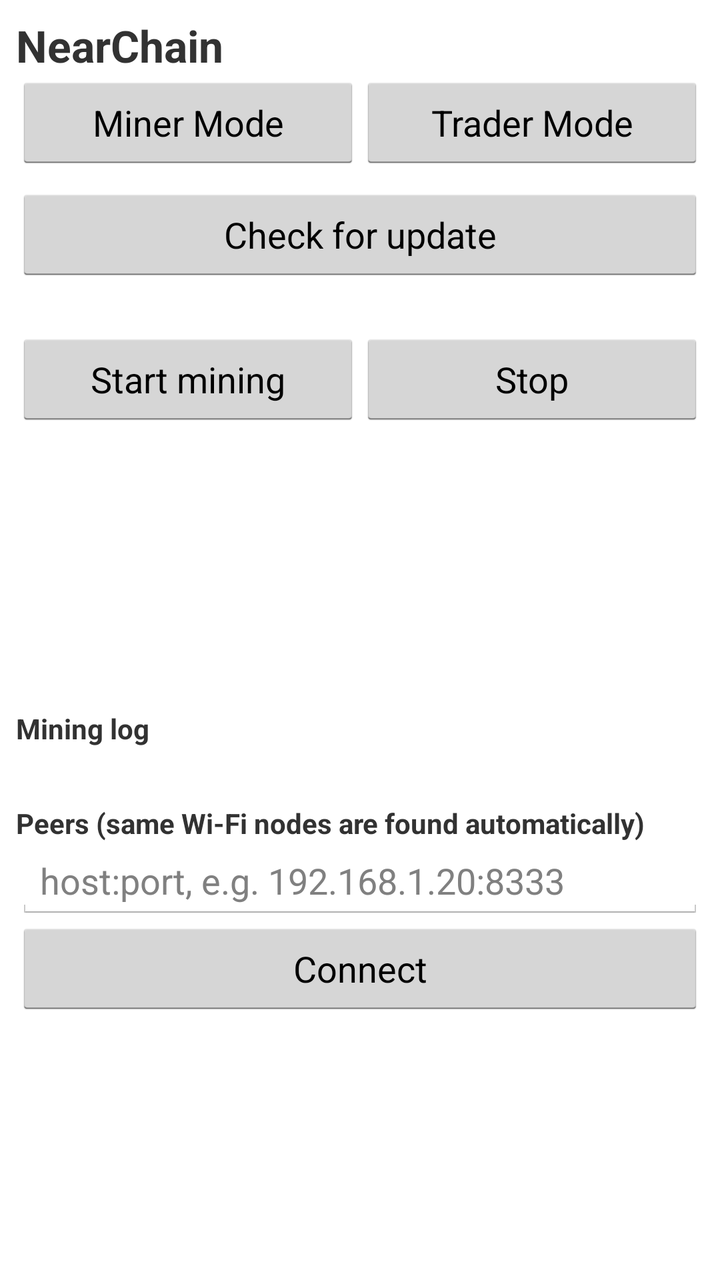
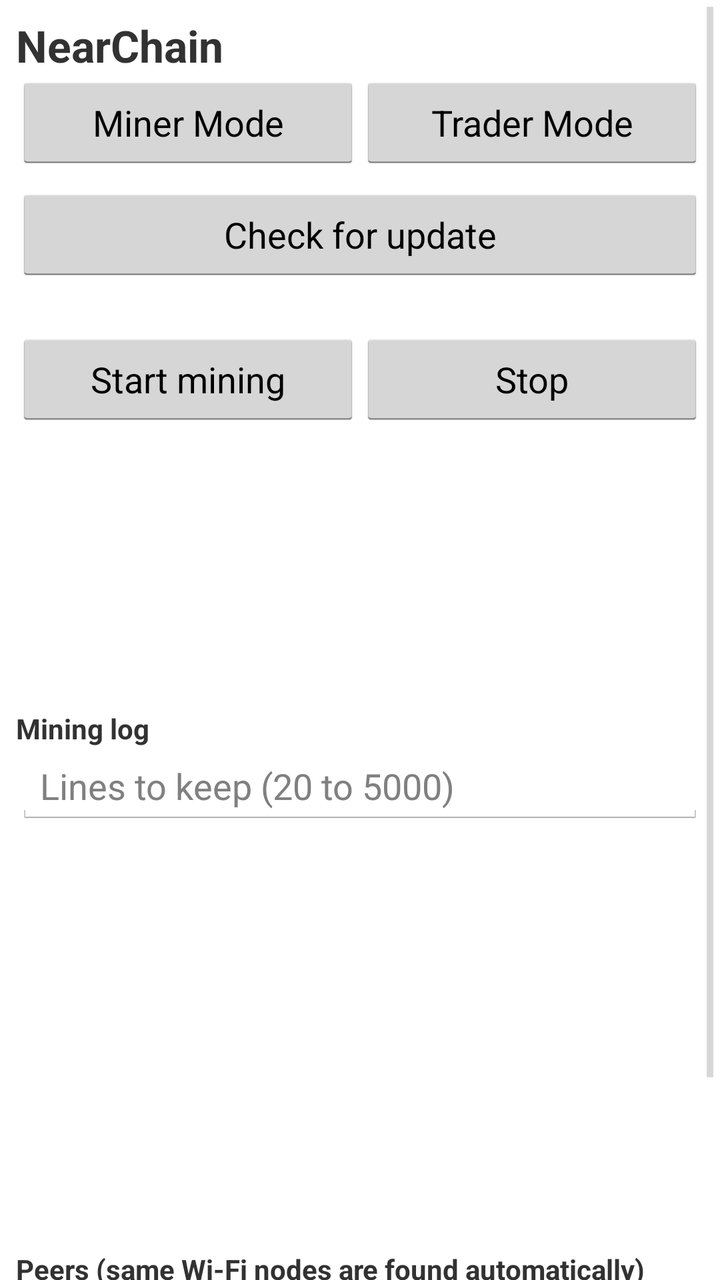

Two renders of the same Android screen: before a commit and after it. Below are the layout's source before the change and the commit's diff.
<!-- AndroidManifest.xml: application theme android:Theme.Holo.Light.DarkActionBar -->
<!-- res/layout/activity_main.xml -->
<?xml version="1.0" encoding="utf-8"?>
<ScrollView xmlns:android="http://schemas.android.com/apk/res/android"
    android:layout_width="match_parent"
    android:layout_height="match_parent">

    <LinearLayout
        android:layout_width="match_parent"
        android:layout_height="wrap_content"
        android:orientation="vertical"
        android:padding="8dp">

        <TextView
            android:layout_width="match_parent"
            android:layout_height="wrap_content"
            android:text="@string/app_name"
            android:textSize="22sp"
            android:textStyle="bold" />

        <LinearLayout
            android:layout_width="match_parent"
            android:layout_height="wrap_content"
            android:orientation="horizontal">

            <Button
                android:id="@+id/tabMiner"
                android:layout_width="0dp"
                android:layout_height="wrap_content"
                android:layout_weight="1"
                android:text="@string/miner_mode" />

            <Button
                android:id="@+id/tabTrader"
                android:layout_width="0dp"
                android:layout_height="wrap_content"
                android:layout_weight="1"
                android:text="@string/trader_mode" />
        </LinearLayout>

        
        
        <LinearLayout
            android:layout_width="match_parent"
            android:layout_height="wrap_content"
            android:orientation="vertical"
            android:paddingTop="8dp">

            <Button
                android:id="@+id/checkUpdateButton"
                android:layout_width="match_parent"
                android:layout_height="wrap_content"
                android:text="Check for update" />
            <TextView
                android:id="@+id/updateStatusView"
                android:layout_width="match_parent"
                android:layout_height="wrap_content"
                android:textSize="12sp" />
        </LinearLayout>

        <LinearLayout
            android:id="@+id/minerPanel"
            android:layout_width="match_parent"
            android:layout_height="wrap_content"
            android:orientation="vertical"
            android:paddingTop="8dp">

            <LinearLayout
                android:layout_width="match_parent"
                android:layout_height="wrap_content"
                android:orientation="horizontal">

                <Button
                    android:id="@+id/startButton"
                    android:layout_width="0dp"
                    android:layout_height="wrap_content"
                    android:layout_weight="1"
                    android:text="@string/start_mining" />

                <Button
                    android:id="@+id/stopButton"
                    android:layout_width="0dp"
                    android:layout_height="wrap_content"
                    android:layout_weight="1"
                    android:text="@string/stop_mining" />
            </LinearLayout>

            <TextView android:id="@+id/statusView" android:layout_width="match_parent" android:layout_height="wrap_content" />
            <TextView android:id="@+id/heightView" android:layout_width="match_parent" android:layout_height="wrap_content" />
            <TextView android:id="@+id/difficultyView" android:layout_width="match_parent" android:layout_height="wrap_content" />
            <TextView android:id="@+id/rewardView" android:layout_width="match_parent" android:layout_height="wrap_content" />
            <TextView android:id="@+id/blocksView" android:layout_width="match_parent" android:layout_height="wrap_content" />
            <TextView android:id="@+id/hashrateView" android:layout_width="match_parent" android:layout_height="wrap_content" />
            <TextView android:id="@+id/nonceView" android:layout_width="match_parent" android:layout_height="wrap_content" />

            <TextView
                android:layout_width="match_parent"
                android:layout_height="wrap_content"
                android:paddingTop="8dp"
                android:text="Mining log"
                android:textStyle="bold" />
            <TextView
                android:id="@+id/logView"
                android:layout_width="match_parent"
                android:layout_height="wrap_content"
                android:fontFamily="monospace"
                android:textSize="12sp" />

            <TextView
                android:layout_width="match_parent"
                android:layout_height="wrap_content"
                android:paddingTop="12dp"
                android:text="Peers (same Wi-Fi nodes are found automatically)"
                android:textStyle="bold" />
            <EditText
                android:id="@+id/hostEdit"
                android:layout_width="match_parent"
                android:layout_height="wrap_content"
                android:hint="host:port, e.g. 192.168.1.20:8333"
                android:inputType="text" />
            <Button
                android:id="@+id/connectButton"
                android:layout_width="match_parent"
                android:layout_height="wrap_content"
                android:text="Connect" />
            <TextView
                android:id="@+id/peersView"
                android:layout_width="match_parent"
                android:layout_height="wrap_content"
                android:fontFamily="monospace"
                android:textSize="12sp" />
        </LinearLayout>

        
        <LinearLayout
            android:id="@+id/traderPanel"
            android:layout_width="match_parent"
            android:layout_height="wrap_content"
            android:orientation="vertical"
            android:paddingTop="8dp"
            android:visibility="gone">

            <TextView android:id="@+id/walletStatusView" android:layout_width="match_parent" android:layout_height="wrap_content" android:textStyle="bold" />
            <TextView android:id="@+id/addressView" android:layout_width="match_parent" android:layout_height="wrap_content" android:fontFamily="monospace" android:textSize="12sp" />
            <TextView android:id="@+id/balanceView" android:layout_width="match_parent" android:layout_height="wrap_content" android:textSize="18sp" android:textStyle="bold" />

            <LinearLayout
                android:layout_width="match_parent"
                android:layout_height="wrap_content"
                android:orientation="horizontal">

                <Button
                    android:id="@+id/createWalletButton"
                    android:layout_width="0dp"
                    android:layout_height="wrap_content"
                    android:layout_weight="1"
                    android:text="Create wallet" />

                <Button
                    android:id="@+id/unlockButton"
                    android:layout_width="0dp"
                    android:layout_height="wrap_content"
                    android:layout_weight="1"
                    android:text="Unlock wallet" />
            </LinearLayout>

            <TextView
                android:layout_width="match_parent"
                android:layout_height="wrap_content"
                android:paddingTop="12dp"
                android:text="Send CDC"
                android:textStyle="bold" />
            <EditText
                android:id="@+id/recipientEdit"
                android:layout_width="match_parent"
                android:layout_height="wrap_content"
                android:hint="Recipient address (CDC...)"
                android:fontFamily="monospace"
                android:textSize="12sp" />
            <EditText
                android:id="@+id/amountEdit"
                android:layout_width="match_parent"
                android:layout_height="wrap_content"
                android:hint="Amount (CDC)"
                android:inputType="number" />
            <EditText
                android:id="@+id/feeEdit"
                android:layout_width="match_parent"
                android:layout_height="wrap_content"
                android:hint="Fee (CDC)"
                android:inputType="number"
                android:text="1" />
            <Button
                android:id="@+id/sendButton"
                android:layout_width="match_parent"
                android:layout_height="wrap_content"
                android:text="Sign transfer" />
            <TextView
                android:id="@+id/signedView"
                android:layout_width="match_parent"
                android:layout_height="wrap_content"
                android:fontFamily="monospace"
                android:textSize="11sp"
                android:textIsSelectable="true" />

            <TextView
                android:layout_width="match_parent"
                android:layout_height="wrap_content"
                android:paddingTop="12dp"
                android:text="History"
                android:textStyle="bold" />
            <TextView android:id="@+id/historyView" android:layout_width="match_parent" android:layout_height="wrap_content" android:fontFamily="monospace" android:textSize="12sp" />
        </LinearLayout>
    </LinearLayout>
</ScrollView>
<!-- resources referenced by this layout -->
<resources>
  <string name="app_name">NearChain</string>
  <string name="miner_mode">Miner Mode</string>
  <string name="start_mining">Start mining</string>
  <string name="stop_mining">Stop</string>
  <string name="trader_mode">Trader Mode</string>
</resources>

<!-- the commit's change to res/layout/activity_main.xml (unified diff, before → after) -->
@@ -97,12 +97,23 @@
                 android:paddingTop="8dp"
                 android:text="Mining log"
                 android:textStyle="bold" />
-            <TextView
-                android:id="@+id/logView"
-                android:layout_width="match_parent"
-                android:layout_height="wrap_content"
-                android:fontFamily="monospace"
-                android:textSize="12sp" />
+            <EditText
+                android:id="@+id/logLimitEdit"
+                android:layout_width="match_parent"
+                android:layout_height="wrap_content"
+                android:hint="Lines to keep (20 to 5000)"
+                android:inputType="number" />
+            <ScrollView
+                android:id="@+id/logScroll"
+                android:layout_width="match_parent"
+                android:layout_height="200dp">
+                <TextView
+                    android:id="@+id/logView"
+                    android:layout_width="match_parent"
+                    android:layout_height="wrap_content"
+                    android:fontFamily="monospace"
+                    android:textSize="12sp" />
+            </ScrollView>
 
             <TextView
                 android:layout_width="match_parent"
@@ -162,6 +173,14 @@
                     android:text="Unlock wallet" />
             </LinearLayout>
 
+            <Button
+                android:id="@+id/deleteWalletButton"
+                android:layout_width="match_parent"
+                android:layout_height="wrap_content"
+                android:backgroundTint="#C62828"
+                android:textColor="#FFFFFFFF"
+                android:text="Delete wallet" />
+
             <TextView
                 android:layout_width="match_parent"
                 android:layout_height="wrap_content"
